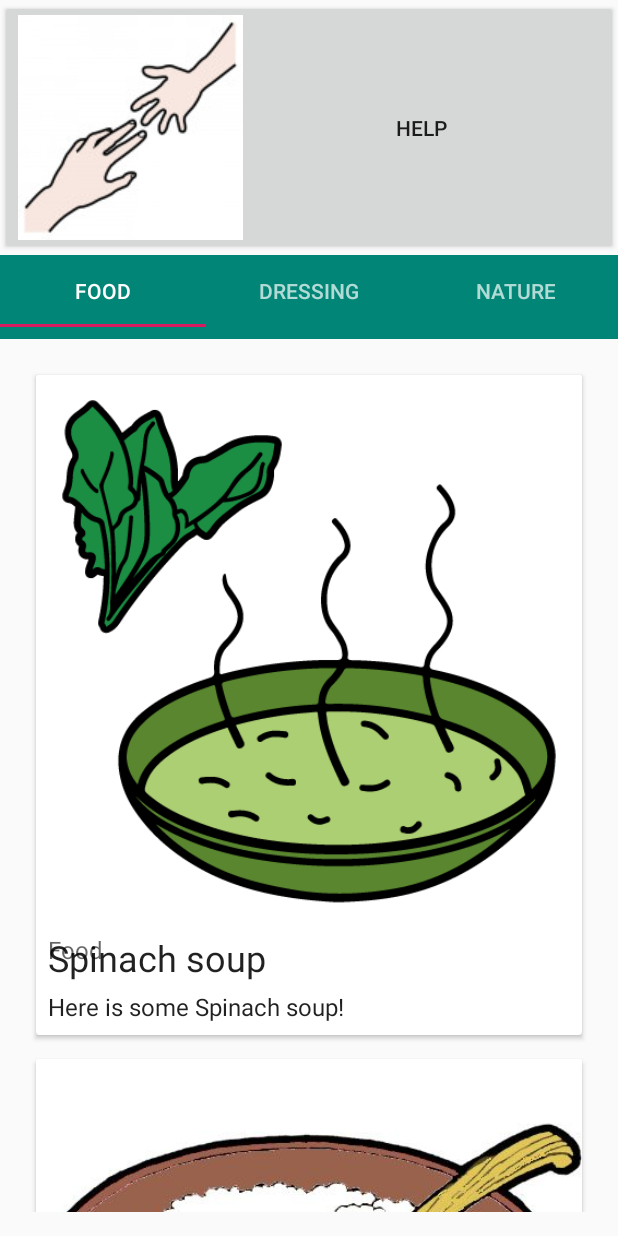
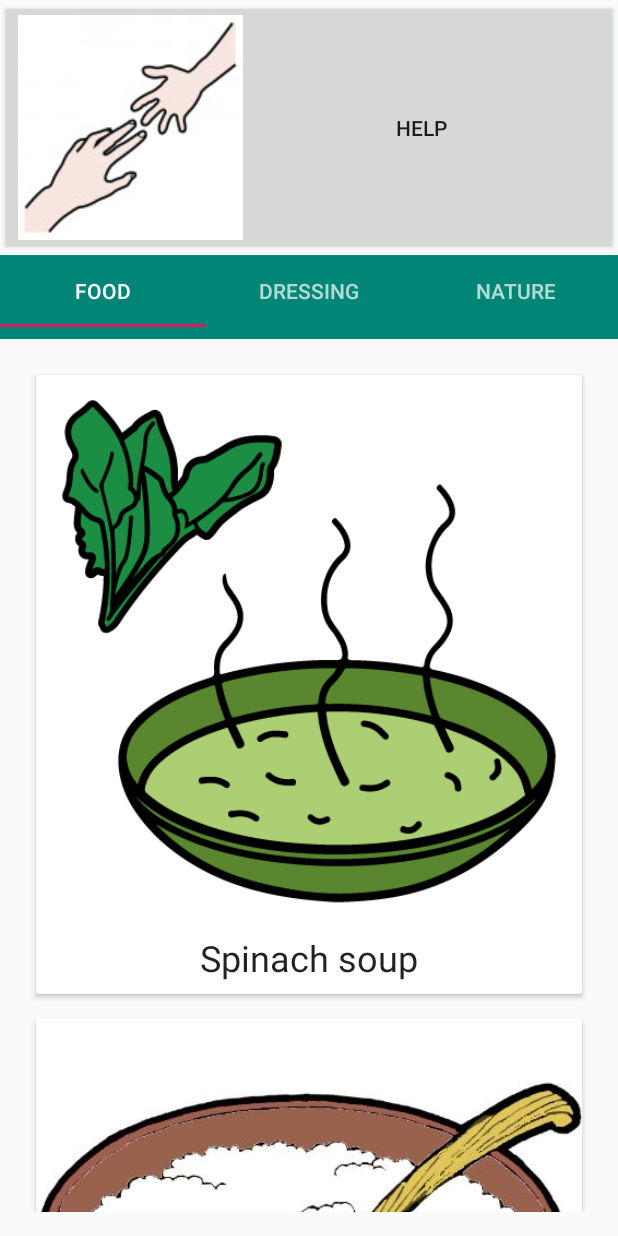
Before and after one commit to hti-group4/PECS2life, an Android app: the screen it shows after launch (MainActivity), on a phone screen of 412 x 824 dp. Run offline under Robolectric (Android 15) with nearby library versions, the phone set to English and light mode, and no system bars; pictures from the network do not load.

Commit message:
removed unnecessary info texts from cards & centered the title alignment

```diff
--- a/PECS2lifeAndroid/app/src/main/java/io/github/htigroup4/pecs2life/PECSCard.java
+++ b/PECS2lifeAndroid/app/src/main/java/io/github/htigroup4/pecs2life/PECSCard.java
@@ -9,18 +9,15 @@ class PECSCard {
 
     // Member variables representing the title and information about the PECSCard.
     private String title;
-    private String info;
     private final int imageResource;
 
     /**
      * Constructor for the PECSCard data model.
      *
      * @param title The name if the PECSCard.
-     * @param info  Information about the PECSCard.
      */
-    PECSCard(String title, String info, int imageResource) {
+    PECSCard(String title, int imageResource) {
         this.title = title;
-        this.info = info;
         this.imageResource = imageResource;
     }
 
@@ -33,14 +30,6 @@ class PECSCard {
         return title;
     }
 
-    /**
-     * Gets the info about the PECSCard.
-     *
-     * @return The info about the PECSCard.
-     */
-    String getInfo() {
-        return info;
-    }
 
     int getImageResource() {
         return imageResource;
--- a/PECS2lifeAndroid/app/src/main/java/io/github/htigroup4/pecs2life/PECSCardAdapter.java
+++ b/PECS2lifeAndroid/app/src/main/java/io/github/htigroup4/pecs2life/PECSCardAdapter.java
@@ -79,7 +79,6 @@ public class PECSCardAdapter extends RecyclerView.Adapter<PECSCardAdapter.ViewHo
 
         //Member Variables for the TextViews
         private TextView mTitleText;
-        private TextView mInfoText;
         private ImageView mSportsImage;
 
         /**
@@ -92,14 +91,12 @@ public class PECSCardAdapter extends RecyclerView.Adapter<PECSCardAdapter.ViewHo
 
             //Initialize the views
             mTitleText = itemView.findViewById(R.id.title);
-            mInfoText = itemView.findViewById(R.id.subTitle);
             mSportsImage = itemView.findViewById(R.id.sportsImage);
         }
 
         void bindTo(PECSCard currentSport) {
             //Populate the textviews with data
             mTitleText.setText(currentSport.getTitle());
-            mInfoText.setText(currentSport.getInfo());
 
             // Load the images into the ImageView using the Glide library.
             Glide.with(mContext).load(
--- a/PECS2lifeAndroid/app/src/main/java/io/github/htigroup4/pecs2life/TabFragment1.java
+++ b/PECS2lifeAndroid/app/src/main/java/io/github/htigroup4/pecs2life/TabFragment1.java
@@ -80,7 +80,7 @@ public class TabFragment1 extends Fragment {
     private void initializeData() {
         //Get the resources from the XML file
         String[] sportsList = getResources().getStringArray(R.array.food_titles);
-        String[] sportsInfo = getResources().getStringArray(R.array.food_info);
+
         TypedArray sportsImageResources =
                 getResources().obtainTypedArray(R.array.food_images);
 
@@ -89,7 +89,7 @@ public class TabFragment1 extends Fragment {
 
         //Create the ArrayList of Sports objects with the titles and information about each sport
         for (int i = 0; i < sportsList.length; i++) {
-            mSportsData.add(new PECSCard(sportsList[i], sportsInfo[i], sportsImageResources.getResourceId(i, 0)));
+            mSportsData.add(new PECSCard(sportsList[i], sportsImageResources.getResourceId(i, 0)));
         }
 
         // Recycle the typed array.
--- a/PECS2lifeAndroid/app/src/main/res/layout/list_item.xml
+++ b/PECS2lifeAndroid/app/src/main/res/layout/list_item.xml
@@ -19,30 +19,12 @@
         <TextView
             android:id="@+id/title"
             style="@style/PECSCardTitle"
-            android:layout_width="wrap_content"
+            android:layout_width="match_parent"
             android:layout_height="wrap_content"
             android:layout_below="@id/sportsImage"
             android:padding="8dp"
-            android:text="@string/title_placeholder" />
-
-        <TextView
-            android:id="@+id/newsTitle"
-            style="@style/PECSCardDetailText"
-            android:layout_width="wrap_content"
-            android:layout_height="wrap_content"
-            android:layout_below="@id/sportsImage"
-            android:padding="8dp"
-            android:text="@string/food_placeholder"
-            android:textColor="?android:textColorSecondary" />
-
-        <TextView
-            android:id="@+id/subTitle"
-            style="@style/PECSCardDetailText"
-            android:layout_width="wrap_content"
-            android:layout_height="wrap_content"
-            android:layout_below="@id/newsTitle"
-            android:padding="8dp"
-            android:text="@string/food_info_placeholder" />
+            android:text="@string/title_placeholder"
+            android:textAlignment="center" />
 
     </RelativeLayout>
 </androidx.cardview.widget.CardView>
--- a/PECS2lifeAndroid/app/src/main/res/values/strings.xml
+++ b/PECS2lifeAndroid/app/src/main/res/values/strings.xml
@@ -6,8 +6,7 @@
     <string name="help_request_button">Help</string>
 
     <string name="title_placeholder">Title</string>
-    <string name="food_placeholder">Food</string>
-    <string name="food_info_placeholder">Here is some food</string>
+
     <string name="subtitle_detail_text">Lorem ipsum dolor sit amet, consectetur adipiscing elit. Praesent ultrices congue rutrum. Phasellus elementum ipsum ac convallis aliquam. Suspendisse eleifend eros a enim faucibus mollis. Nunc placerat, est vitae vestibulum blandit, dolor diam fringilla tellus, eu euismod mauris neque at neque.</string>
 
     <string name="PECSCardImageDescription">An image about a PECS card</string>
@@ -21,15 +20,6 @@
         <item>Liver casserole</item>
     </string-array>
 
-    <string-array name="food_info">
-        <item>Here is some Spinach soup!</item>
-        <item>Here is some Christmas porridge!</item>
-        <item>Here is some Fish meal!</item>
-        <item>Here is some Vegetable balls!</item>
-        <item>Here is some Cabbage casserole!</item>
-        <item>Here is some Liver casserole!</item>
-
-    </string-array>
 
     <array name="food_images">
         <item>@drawable/img_spinach_soup</item>
```
Lines whose indentation alone changed are shown as unchanged.
